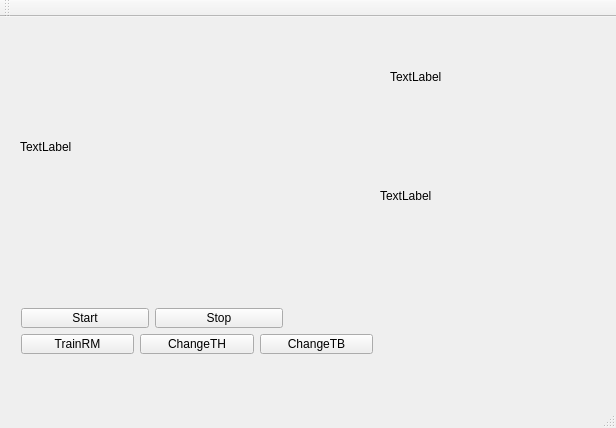
Qt form SRC/TranCapstone/mainwindow.ui (nicknguyen071093/CapstoneProject) before a commit.
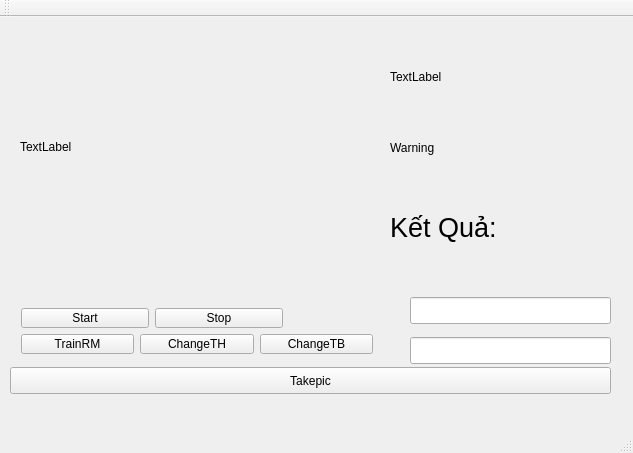
The same form after that commit.

What changed in the file:
```diff
--- a/SRC/TranCapstone/mainwindow.ui
+++ b/SRC/TranCapstone/mainwindow.ui
@@ -6,8 +6,8 @@
    <rect>
     <x>0</x>
     <y>0</y>
-    <width>616</width>
-    <height>428</height>
+    <width>633</width>
+    <height>453</height>
    </rect>
   </property>
   <property name="windowTitle">
@@ -118,14 +118,77 @@
    <widget class="QLabel" name="lbWarning">
     <property name="geometry">
      <rect>
-      <x>380</x>
-      <y>170</y>
-      <width>67</width>
-      <height>17</height>
+      <x>390</x>
+      <y>90</y>
+      <width>171</width>
+      <height>81</height>
      </rect>
     </property>
+    <property name="sizePolicy">
+     <sizepolicy hsizetype="Preferred" vsizetype="Minimum">
+      <horstretch>0</horstretch>
+      <verstretch>0</verstretch>
+     </sizepolicy>
+    </property>
     <property name="text">
-     <string>TextLabel</string>
+     <string notr="true">Warning</string>
+    </property>
+    <property name="scaledContents">
+     <bool>false</bool>
+    </property>
+    <property name="wordWrap">
+     <bool>true</bool>
+    </property>
+   </widget>
+   <widget class="QLineEdit" name="txtType">
+    <property name="geometry">
+     <rect>
+      <x>410</x>
+      <y>280</y>
+      <width>201</width>
+      <height>27</height>
+     </rect>
+    </property>
+   </widget>
+   <widget class="QLineEdit" name="txtSTT">
+    <property name="geometry">
+     <rect>
+      <x>410</x>
+      <y>320</y>
+      <width>201</width>
+      <height>27</height>
+     </rect>
+    </property>
+   </widget>
+   <widget class="QPushButton" name="btnTakepic">
+    <property name="geometry">
+     <rect>
+      <x>10</x>
+      <y>350</y>
+      <width>601</width>
+      <height>27</height>
+     </rect>
+    </property>
+    <property name="text">
+     <string>Takepic</string>
+    </property>
+   </widget>
+   <widget class="QLabel" name="lbResult">
+    <property name="geometry">
+     <rect>
+      <x>390</x>
+      <y>190</y>
+      <width>181</width>
+      <height>41</height>
+     </rect>
+    </property>
+    <property name="font">
+     <font>
+      <pointsize>20</pointsize>
+     </font>
+    </property>
+    <property name="text">
+     <string>Kết Quả:</string>
     </property>
    </widget>
   </widget>
```
Left out of the diff: 2 changed lines with no effect on the pictures.
